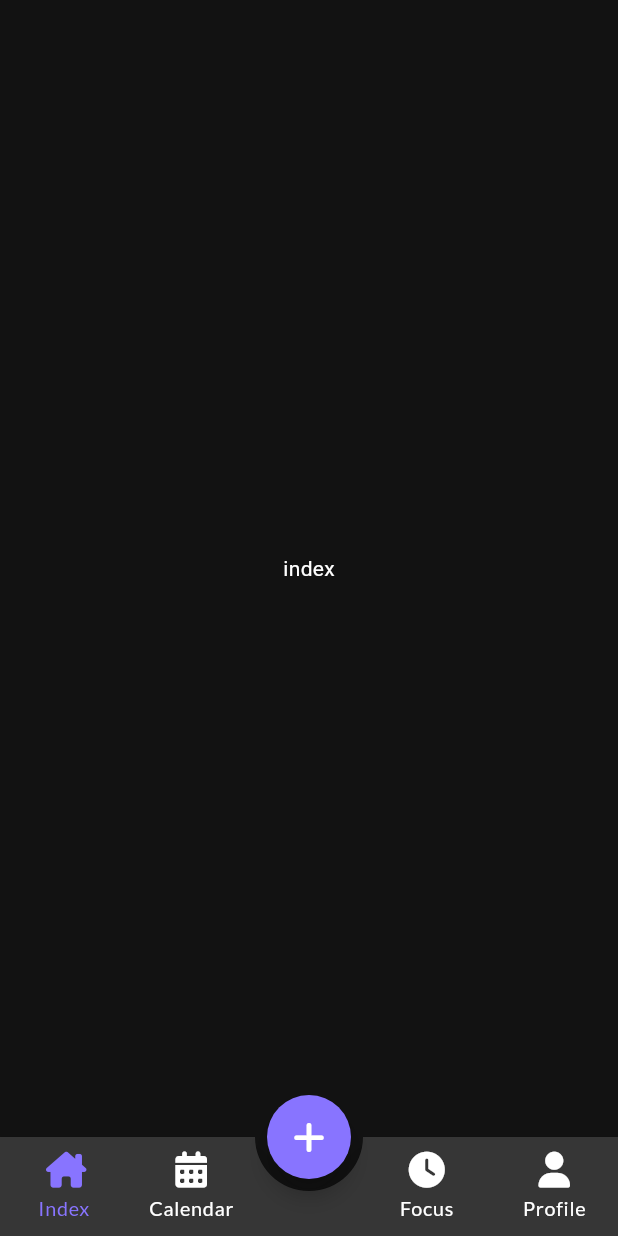
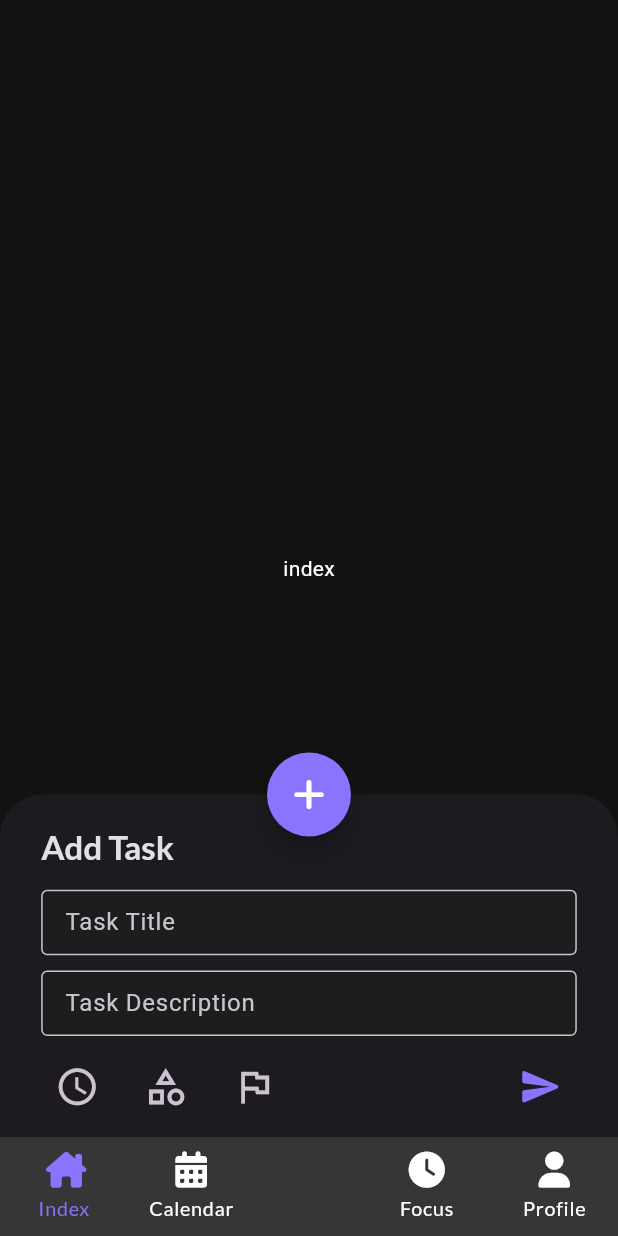
Before and after one commit to Mina329/Tamam-Todo, a Flutter app: the HomeView screen opened by its route, after a tap on an icon or button, on a phone screen of 412 x 824 dp. Run offline on Flutter 3.47's test engine with Material 3 defaults, Android fonts, the light colour scheme and no system bars; drawn by our look-alikes of animated_bottom_navigation_bar; our stand-ins replace flutter_screenutil, flutter_svg, font_awesome_flutter, go_router, google_fonts, smooth_page_indicator.

Commit message:
Add add task view & calendar and time picker

```diff
--- a/lib/core/utils/strings_manager.dart
+++ b/lib/core/utils/strings_manager.dart
@@ -28,4 +28,8 @@ abstract class StringsManager {
   static const calendar = 'Calendar';
   static const focus = 'Focus';
   static const profile = 'Profile';
+  static const addTask = 'Add Task';
+  static const taskTitle = 'Task Title';
+  static const taskDescription = 'Task Description';
+  static const chooseTime = 'Choose Time';
 }
--- a/lib/core/utils/styles_manager.dart
+++ b/lib/core/utils/styles_manager.dart
@@ -18,6 +18,11 @@ abstract class StylesManager {
         color: Colors.white.withOpacity(0.87),
         fontSize: 16.sp,
         fontWeight: FontWeight.w400,
+      );
+  static TextStyle get headlineMediumDark => GoogleFonts.lato(
+        color: Colors.white.withOpacity(0.87),
+        fontSize: 20.sp,
+        fontWeight: FontWeight.w700,
       );
   static TextStyle get labelSmallDark => GoogleFonts.lato(
         color: ColorManager.borderColor,
@@ -41,6 +46,11 @@ abstract class StylesManager {
         fontSize: 16.sp,
         fontWeight: FontWeight.w400,
       );
+  static TextStyle get headlineMediumLight => GoogleFonts.lato(
+        color: Colors.black.withOpacity(0.87),
+        fontSize: 20.sp,
+        fontWeight: FontWeight.w700,
+      );
   static TextStyle get labelSmallLight => GoogleFonts.lato(
         color: ColorManager.borderColor,
         fontSize: 12.sp,
--- a/lib/core/utils/theme_manager.dart
+++ b/lib/core/utils/theme_manager.dart
@@ -11,7 +11,13 @@ abstract class ThemeManager {
           displayMedium: StylesManager.displayMediumLight,
           headlineSmall: StylesManager.headlineSmallLight,
           labelSmall: StylesManager.labelSmallLight,
+          headlineMedium: StylesManager.headlineMediumLight,
+          bodySmall: const TextStyle(
+            color: Colors.black,
+          ),
+          bodyMedium: const TextStyle(color: Colors.black),
         ),
+
         elevatedButtonTheme: ElevatedButtonThemeData(
           style: ElevatedButton.styleFrom(
             backgroundColor: ColorManager.primaryColor,
@@ -41,6 +47,7 @@ abstract class ThemeManager {
           displayMedium: StylesManager.displayMediumDark,
           headlineSmall: StylesManager.headlineSmallDark,
           labelSmall: StylesManager.labelSmallDark,
+          headlineMedium: StylesManager.headlineMediumDark,
         ),
         ///////////////// ELEVATED BUTTON //////////////
         elevatedButtonTheme: ElevatedButtonThemeData(
--- a/lib/features/home/presentation/view/home_view.dart
+++ b/lib/features/home/presentation/view/home_view.dart
@@ -36,6 +36,8 @@ class _HomeViewState extends State<HomeView> {
 
   AnimatedBottomNavigationBar _buildBottomNavigationBar(BuildContext context) {
     return AnimatedBottomNavigationBar.builder(
+      splashColor: Colors.transparent,
+      splashRadius: 0,
       itemCount: 4,
       activeIndex: activeIndex,
       gapLocation: GapLocation.center,
--- /dev/null
+++ b/lib/features/home/presentation/view/widgets/add_task_action_buttons.dart
@@ -0,0 +1,75 @@
+import 'dart:developer';
+
+import 'package:flutter/material.dart';
+import 'package:flutter_screenutil/flutter_screenutil.dart';
+import 'package:todo/core/utils/color_manager.dart';
+import 'package:todo/core/utils/strings_manager.dart';
+
+class AddTaskActionButtons extends StatelessWidget {
+  const AddTaskActionButtons({
+    super.key,
+  });
+
+  @override
+  Widget build(BuildContext context) {
+    return Row(
+      children: [
+        IconButton(
+          onPressed: () async {
+            await _showCalendarAndTime(context);
+          },
+          icon: Icon(
+            Icons.watch_later_outlined,
+            size: 27.sp,
+          ),
+        ),
+        SizedBox(
+          width: 10.w,
+        ),
+        IconButton(
+          onPressed: () {},
+          icon: Icon(
+            Icons.category_outlined,
+            size: 27.sp,
+          ),
+        ),
+        SizedBox(
+          width: 10.w,
+        ),
+        IconButton(
+          onPressed: () {},
+          icon: Icon(
+            Icons.flag_outlined,
+            size: 27.sp,
+          ),
+        ),
+        const Spacer(),
+        IconButton(
+          onPressed: () {},
+          icon: Icon(
+            Icons.send_rounded,
+            size: 27.sp,
+            color: ColorManager.primaryColor,
+          ),
+        ),
+      ],
+    );
+  }
+
+  Future<void> _showCalendarAndTime(BuildContext context) async {
+    TimeOfDay? time;
+    DateTime? selectedDate = await showDatePicker(
+        context: context,
+        firstDate: DateTime.now(),
+        lastDate: DateTime(2223),
+        confirmText: StringsManager.chooseTime,
+        initialDate: DateTime.now());
+    if (selectedDate != null && context.mounted) {
+      time = await showTimePicker(
+        context: context,
+        initialTime: TimeOfDay.now(),
+      );
+    }
+    log('Date: $selectedDate Time: $time');
+  }
+}
--- /dev/null
+++ b/lib/features/home/presentation/view/widgets/add_task_form.dart
@@ -0,0 +1,44 @@
+import 'package:flutter/material.dart';
+import 'package:flutter_screenutil/flutter_screenutil.dart';
+import 'package:todo/core/utils/strings_manager.dart';
+
+class AddTaskForm extends StatelessWidget {
+  const AddTaskForm({
+    super.key,
+  });
+
+  @override
+  Widget build(BuildContext context) {
+    return Form(
+      child: Column(
+        children: [
+          SizedBox(
+            height: 43.h,
+            child: TextFormField(
+              style: Theme.of(context).textTheme.headlineSmall,
+              decoration: const InputDecoration(
+                label: Text(
+                  StringsManager.taskTitle,
+                ),
+              ),
+            ),
+          ),
+          SizedBox(
+            height: 10.h,
+          ),
+          SizedBox(
+            height: 43.h,
+            child: TextFormField(
+              style: Theme.of(context).textTheme.headlineSmall,
+              decoration: const InputDecoration(
+                label: Text(
+                  StringsManager.taskDescription,
+                ),
+              ),
+            ),
+          ),
+        ],
+      ),
+    );
+  }
+}
--- a/lib/features/home/presentation/view/widgets/custom_floating_action_button.dart
+++ b/lib/features/home/presentation/view/widgets/custom_floating_action_button.dart
@@ -1,16 +1,35 @@
 import 'package:flutter/material.dart';
+import 'package:flutter_screenutil/flutter_screenutil.dart';
 import 'package:font_awesome_flutter/font_awesome_flutter.dart';
+import 'package:go_router/go_router.dart';
 import 'package:todo/core/utils/color_manager.dart';
+import 'package:todo/core/utils/strings_manager.dart';
+import 'package:todo/features/home/presentation/view/widgets/add_task_action_buttons.dart';
+import 'package:todo/features/home/presentation/view/widgets/add_task_form.dart';
 
-class CustomFloatingActionButton extends StatelessWidget {
+class CustomFloatingActionButton extends StatefulWidget {
   const CustomFloatingActionButton({
     super.key,
   });
 
   @override
+  State<CustomFloatingActionButton> createState() =>
+      _CustomFloatingActionButtonState();
+}
+
+class _CustomFloatingActionButtonState
+    extends State<CustomFloatingActionButton> {
+  bool isShowing = false;
+  @override
   Widget build(BuildContext context) {
     return FloatingActionButton(
-      onPressed: () {},
+      onPressed: () {
+        if (isShowing) {
+          GoRouter.of(context).pop();
+        } else {
+          _showCustomBottomSheet(context);
+        }
+      },
       shape: const CircleBorder(),
       backgroundColor: ColorManager.primaryColor,
       child: const Icon(
@@ -19,4 +38,36 @@ class CustomFloatingActionButton extends StatelessWidget {
       ),
     );
   }
+
+  void _showCustomBottomSheet(BuildContext context) {
+    isShowing = true;
+    showBottomSheet(
+      context: context,
+      builder: (context) => SizedBox(
+        height: 225.h,
+        width: double.infinity,
+        child: Padding(
+          padding:
+              EdgeInsets.only(left: 25.w, right: 25.w, top: 20.h, bottom: 10.h),
+          child: Column(
+            crossAxisAlignment: CrossAxisAlignment.start,
+            children: [
+              Text(
+                StringsManager.addTask,
+                style: Theme.of(context).textTheme.headlineMedium,
+              ),
+              SizedBox(
+                height: 15.h,
+              ),
+              const AddTaskForm(),
+              const Spacer(),
+              const AddTaskActionButtons()
+            ],
+          ),
+        ),
+      ),
+    ).closed.whenComplete(() {
+      isShowing = false;
+    });
+  }
 }
```
